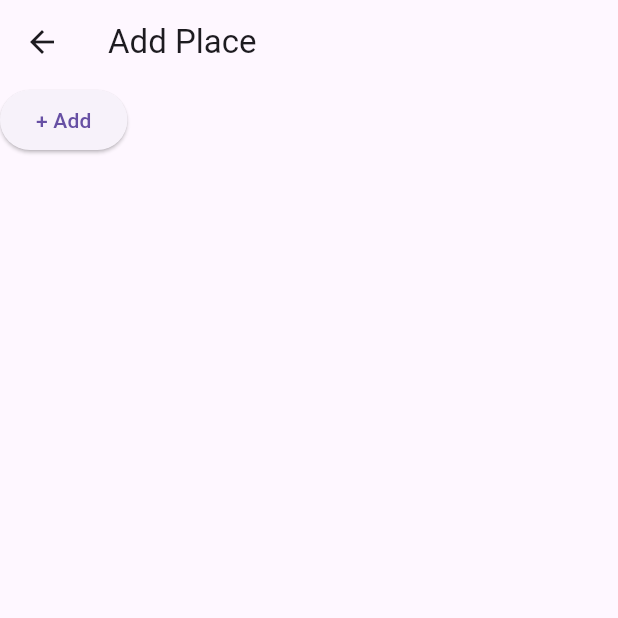
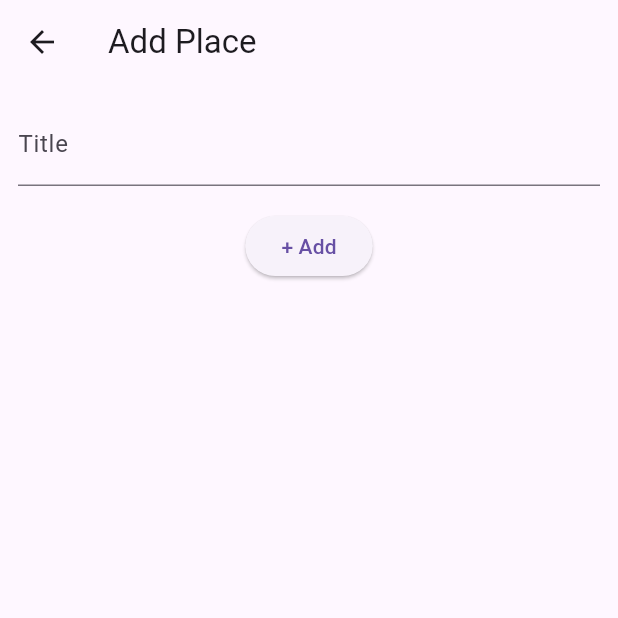
Before and after one commit to mhrhabibur/flutter_favorite_place_app, a Flutter app: the screen it shows after launch, after a tap on the "add" icon, on a phone screen of 412 x 824 dp, the top half of it. Run offline on Flutter 3.47's test engine with Material 3 defaults, Android fonts, the phone set to English and light mode, and no system bars.

Commit message:
Widgets and screens are organized and navigation in place screen is added.

```diff
--- a/lib/screens/add_place.dart
+++ b/lib/screens/add_place.dart
@@ -8,12 +8,35 @@ class AddPlace extends StatefulWidget {
 }
 
 class _AddPlaceState extends State<AddPlace> {
+  final _titleController = TextEditingController();
+
+  @override
+  void dispose() {
+    _titleController.dispose();
+    super.dispose();
+  }
+
   @override
   Widget build(BuildContext context) {
     return Scaffold(
       appBar: AppBar(title: Text("Add Place")),
-      body: Column(
-        children: [ElevatedButton(onPressed: () {}, child: Text("+ Add"))],
+      body: SingleChildScrollView(
+        padding: const EdgeInsets.all(12),
+        child: Column(
+          children: [
+            TextField(
+              decoration: InputDecoration(label: Text("Title")),
+              controller: _titleController,
+            ),
+            SizedBox(height: 16),
+            ElevatedButton(
+              onPressed: () {
+                Navigator.pop(context);
+              },
+              child: Text("+ Add"),
+            ),
+          ],
+        ),
       ),
     );
   }
--- a/lib/screens/places.dart
+++ b/lib/screens/places.dart
@@ -1,3 +1,5 @@
+import 'package:favorite_places_app/screens/add_place.dart';
+import 'package:favorite_places_app/widgets/places_list.dart';
 import 'package:flutter/material.dart';
 
 class PlacesScreen extends StatelessWidget {
@@ -8,9 +10,19 @@ class PlacesScreen extends StatelessWidget {
     return Scaffold(
       appBar: AppBar(
         title: Text("Your Places"),
-        actions: [IconButton(onPressed: () {}, icon: Icon(Icons.add))],
+        actions: [
+          IconButton(
+            onPressed: () {
+              Navigator.push(
+                context,
+                MaterialPageRoute(builder: (cntx) => AddPlace()),
+              );
+            },
+            icon: Icon(Icons.add),
+          ),
+        ],
       ),
-      body: Text("data"),
+      body: PlacesList(places: []),
     );
   }
 }
--- a/lib/widgets/main.dart
+++ b/lib/widgets/main.dart
@@ -1,4 +1,5 @@
 import 'package:favorite_places_app/screens/add_place.dart';
+import 'package:favorite_places_app/screens/places.dart';
 import 'package:flutter/material.dart';
 
 final colorScheme = ColorScheme.fromSeed(
@@ -21,37 +22,6 @@ class MyApp extends StatelessWidget {
 
   @override
   Widget build(BuildContext context) {
-    return MaterialApp(debugShowCheckedModeBanner: false, home: HomePage());
+    return MaterialApp(debugShowCheckedModeBanner: false, home: PlacesScreen());
   }
 }
-
-class HomePage extends StatefulWidget {
-  const HomePage({super.key});
-
-  @override
-  State<HomePage> createState() => _HomePageState();
-}
-
-class _HomePageState extends State<HomePage> {
-  @override
-  Widget build(BuildContext context) {
-    return Scaffold(
-      appBar: AppBar(
-        title: Text("Your Places"),
-        backgroundColor: Colors.blue[100],
-        actions: [
-          IconButton(
-            onPressed: () {
-              Navigator.push(
-                context,
-                MaterialPageRoute(builder: (_) => AddPlace()),
-              );
-            },
-            icon: Icon(Icons.add),
-          ),
-        ],
-      ),
-      body: Center(child: Text("No Favorite Places added yet.")),
-    );
-  }
-}
--- a/lib/widgets/places_list.dart
+++ b/lib/widgets/places_list.dart
@@ -8,6 +8,13 @@ class PlacesList extends StatelessWidget {
 
   @override
   Widget build(BuildContext context) {
-    return const Placeholder();
+    if (places.isEmpty) {
+      return Center(child: Text("No places added yet."));
+    }
+    return ListView.builder(
+      itemCount: places.length,
+      itemBuilder:
+          (context, index) => ListTile(title: Text(places[index].title)),
+    );
   }
 }
```
